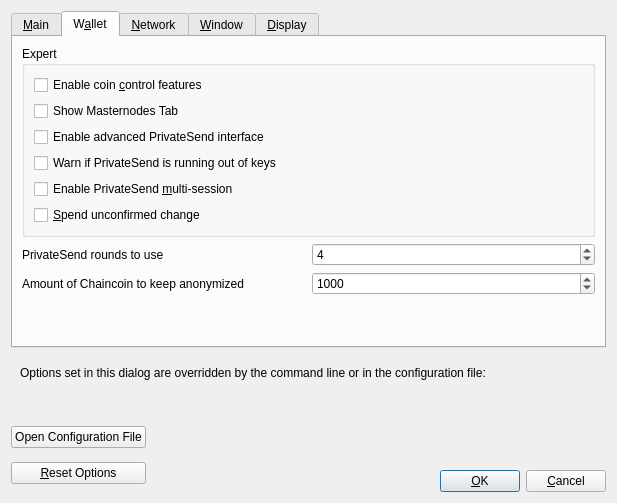
DreamShokk/bagicoin, file src/qt/forms/optionsdialog.ui: the form before one commit.
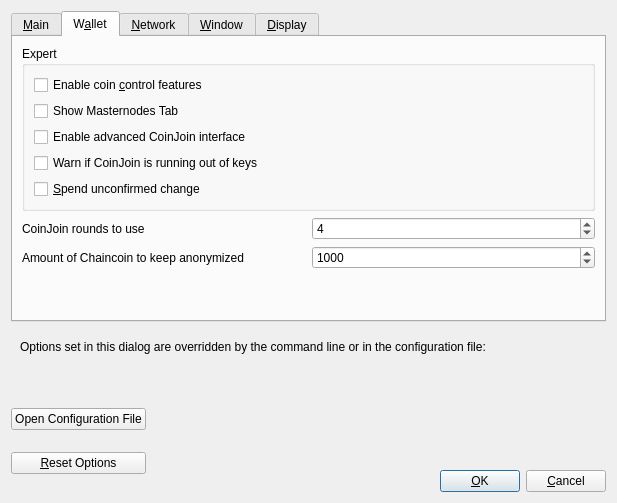
The form after the commit. Custom widgets are drawn as their Qt base class.

Commit message: [modules] replace PrivateSend with CoinJoin!

```diff
--- a/src/qt/forms/optionsdialog.ui
+++ b/src/qt/forms/optionsdialog.ui
@@ -232,7 +232,7 @@
              <string>Show additional information and buttons for PrivateSend on overview screen.</string>
             </property>
             <property name="text">
-             <string>Enable advanced PrivateSend interface</string>
+             <string>Enable advanced CoinJoin interface</string>
             </property>
            </widget>
           </item>
@@ -242,17 +242,7 @@
              <string>Show warning dialog when PrivateSend detects that wallet has very low number of keys left.</string>
             </property>
             <property name="text">
-             <string>Warn if PrivateSend is running out of keys</string>
-            </property>
-           </widget>
-          </item>
-          <item>
-           <widget class="QCheckBox" name="privateSendMultiSession">
-            <property name="toolTip">
-             <string>Whether to use experimental PrivateSend mode with multiple mixing sessions per block.&lt;br/&gt;Note: You must use this feature carefully.&lt;br/&gt;Make sure you always have recent wallet (auto)backup in a safe place!</string>
-            </property>
-            <property name="text">
-             <string>Enable PrivateSend &amp;multi-session</string>
+             <string>Warn if CoinJoin is running out of keys</string>
             </property>
            </widget>
           </item>
@@ -277,7 +267,7 @@
             <string>This setting determines the amount of individual masternodes that an input will be anonymized through.&lt;br/&gt;More rounds of anonymization gives a higher degree of privacy, but also costs more in fees.</string>
            </property>
            <property name="text">
-            <string>PrivateSend rounds to use</string>
+            <string>CoinJoin rounds to use</string>
            </property>
           </widget>
          </item>
```
Left out of the diff: 10 changed lines with no effect on the pictures. The commit also changes 73 other files.
